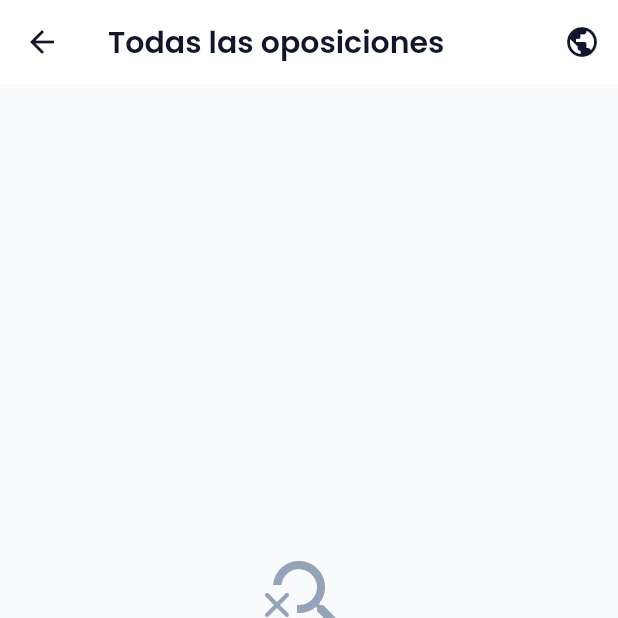
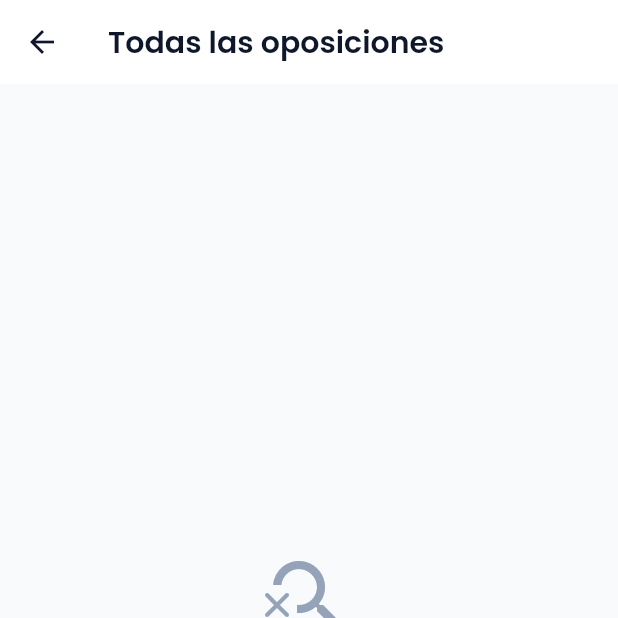
Before and after one commit to Flexacademyai/oposiwork, a Flutter app: the screen it shows once a user with an empty profile is signed in, item 2 of the bottom bar chosen, on a phone screen of 412 x 824 dp, the top half of it. Run offline on Flutter 3.47's test engine with Material 3 defaults, Android fonts, the phone set to English and light mode, and no system bars; our stand-ins replace firebase_core, firebase_messaging, flutter_local_notifications, flutter_riverpod, go_router, google_fonts and 1 more; missing offline and left inert: dart:html, dart:js, dart:ui_web, purchases_flutter; accounts and stored records are empty; statements that could not run were skipped.

Commit message:
fix: panel de cobertura de fuentes solo visible para administradores

```diff
--- a/lib/app.dart
+++ b/lib/app.dart
@@ -1,6 +1,8 @@
 import 'package:flutter/material.dart';
 import 'package:flutter_riverpod/flutter_riverpod.dart';
 import 'package:go_router/go_router.dart';
+import 'package:supabase_flutter/supabase_flutter.dart';
+import 'config/admin_config.dart';
 import 'core/constants/app_routes.dart';
 import 'core/constants/app_strings.dart';
 import 'core/theme/app_theme.dart';
@@ -66,6 +68,14 @@ final routerProvider = Provider<GoRouter>((ref) {
       GoRoute(path: AppRoutes.home, builder: (_, __) => const HomeScreen()),
       GoRoute(
         path: AppRoutes.cobertura,
+        // Panel interno: si un cliente teclea la URL, vuelve al inicio.
+        redirect:
+            (_, __) =>
+                AdminConfig.esAdmin(
+                      Supabase.instance.client.auth.currentUser?.email,
+                    )
+                    ? null
+                    : AppRoutes.home,
         builder: (_, __) => const CoberturaScreen(),
       ),
 
--- /dev/null
+++ b/lib/config/admin_config.dart
@@ -0,0 +1,14 @@
+/// Cuentas con acceso a pantallas internas (cobertura de fuentes, etc.).
+/// El resto de usuarios no ve esas rutas ni sus accesos en la UI.
+class AdminConfig {
+  AdminConfig._();
+
+  static const Set<String> emailsAdmin = {
+    'flamencoworkllc@gmail.com',
+    'israel.perles@gmail.com',
+    'perles2209@hotmail.com',
+  };
+
+  static bool esAdmin(String? email) =>
+      email != null && emailsAdmin.contains(email.toLowerCase());
+}
--- a/lib/presentation/screens/oposiciones/oposiciones_screen.dart
+++ b/lib/presentation/screens/oposiciones/oposiciones_screen.dart
@@ -1,10 +1,12 @@
 import 'package:flutter/material.dart';
 import 'package:flutter_riverpod/flutter_riverpod.dart';
 import 'package:go_router/go_router.dart';
+import '../../../config/admin_config.dart';
 import '../../../core/constants/app_colors.dart';
 import '../../../core/constants/app_routes.dart';
 import '../../../core/constants/app_strings.dart';
 import '../../../data/repositories/oposiciones_repository.dart';
+import '../../providers/auth_provider.dart';
 import '../../providers/oposiciones_provider.dart';
 import '../../widgets/common/loading_widget.dart';
 import '../../widgets/common/error_widget.dart';
@@ -77,11 +79,15 @@ class _OposicionesScreenState extends ConsumerState<OposicionesScreen> {
       appBar: AppBar(
         title: const Text(AppStrings.todasLasOposiciones),
         actions: [
-          IconButton(
-            tooltip: 'Cobertura oficial',
-            icon: const Icon(Icons.public_rounded),
-            onPressed: () => context.push(AppRoutes.cobertura),
-          ),
+          // Panel interno de salud de fuentes: solo administradores.
+          if (AdminConfig.esAdmin(
+            ref.watch(supabaseClientProvider).auth.currentUser?.email,
+          ))
+            IconButton(
+              tooltip: 'Cobertura oficial (interno)',
+              icon: const Icon(Icons.public_rounded),
+              onPressed: () => context.push(AppRoutes.cobertura),
+            ),
         ],
       ),
       body: oposicionesAsync.when(
```
